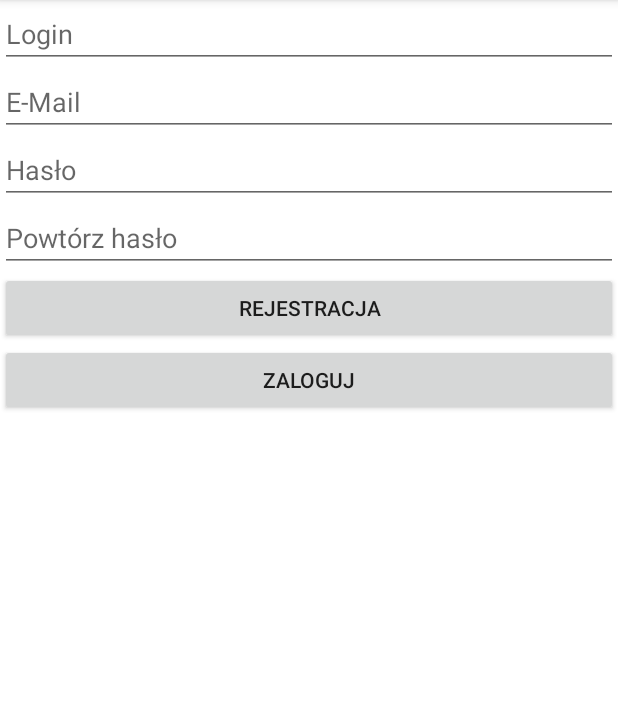
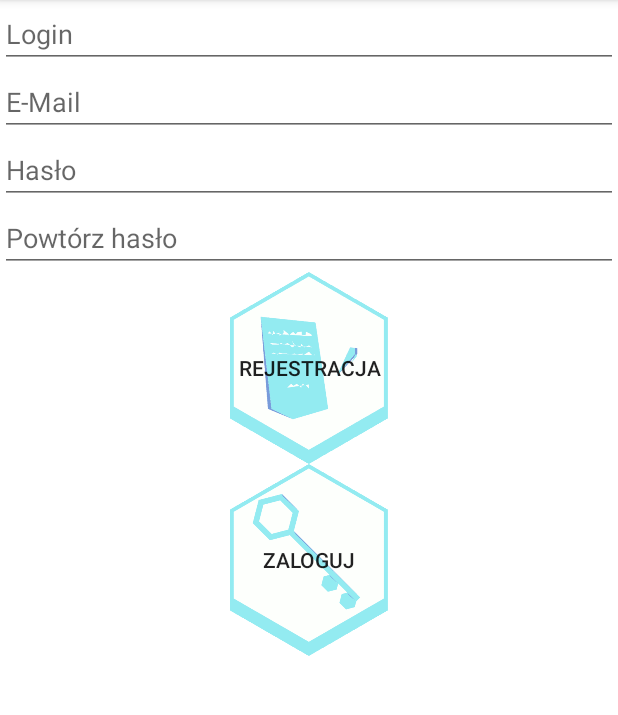
Before and after one commit to anonim1133/Zacja, an Android app: the screen it shows after launch (MainActivity), after a tap on an icon or button, on a phone screen of 412 x 824 dp, the part 84-799 px from its top. Run offline under Robolectric (Android 15) with nearby library versions, the phone set to English and light mode, and no system bars; 3 other taps on this screen came first.

Commit message:
Poprawione widoki.

```diff
--- a/app/src/main/java/me/anonim1133/zacja/modes/Training/Walking.java
+++ b/app/src/main/java/me/anonim1133/zacja/modes/Training/Walking.java
@@ -4,7 +4,6 @@ import android.app.Activity;
 import android.app.Fragment;
 import android.os.Bundle;
 import android.os.SystemClock;
-import android.util.Log;
 import android.view.LayoutInflater;
 import android.view.View;
 import android.view.ViewGroup;
--- a/app/src/main/java/me/anonim1133/zacja/utils/Score.java
+++ b/app/src/main/java/me/anonim1133/zacja/utils/Score.java
@@ -44,7 +44,7 @@ public class Score extends Fragment {
 		tv_score.setText(String.valueOf(score));
 
 		final Animation out = new AlphaAnimation(1.0f, 0.0f);
-		out.setDuration(3000);
+		out.setDuration(1000);
 		out.setAnimationListener(new Animation.AnimationListener(){
 
 			@Override
@@ -65,7 +65,7 @@ public class Score extends Fragment {
 		});
 
 		Animation in = new AlphaAnimation(0.0f, 1.0f);
-		in.setDuration(3000);
+		in.setDuration(1000);
 		in.setAnimationListener(new Animation.AnimationListener() {
 
 			@Override
--- a/app/src/main/res/layout/ctf_main.xml
+++ b/app/src/main/res/layout/ctf_main.xml
@@ -3,7 +3,8 @@
 <RelativeLayout xmlns:android="http://schemas.android.com/apk/res/android"
               android:orientation="vertical"
               android:layout_width="match_parent"
-              android:layout_height="match_parent">
+              android:layout_height="match_parent"
+                android:background="#FFFFFF">
 	<fragment xmlns:android="http://schemas.android.com/apk/res/android"
 	          xmlns:tools="http://schemas.android.com/tools"
 	          android:weightSum="1"
--- a/app/src/main/res/layout/ctf_scan.xml
+++ b/app/src/main/res/layout/ctf_scan.xml
@@ -7,7 +7,8 @@
               android:layout_height="match_parent"
               android:weightSum="1"
               android:id="@+id/scan_layout"
-              android:foregroundGravity="bottom">
+              android:foregroundGravity="bottom"
+                android:background="#FFFFFF">
 
 	<Button
 		android:layout_width="wrap_content"
--- a/app/src/main/res/layout/mode_choice.xml
+++ b/app/src/main/res/layout/mode_choice.xml
@@ -3,7 +3,8 @@
               android:orientation="vertical"
               android:layout_width="match_parent"
               android:layout_height="match_parent"
-              android:gravity="center">
+              android:gravity="center"
+              android:background="#FFFFFF">
 
 	<Button
 		android:layout_width="100dp"
--- a/app/src/main/res/layout/show_score.xml
+++ b/app/src/main/res/layout/show_score.xml
@@ -2,7 +2,8 @@
 <RelativeLayout xmlns:android="http://schemas.android.com/apk/res/android"
               android:orientation="vertical"
               android:layout_width="match_parent"
-              android:layout_height="match_parent">
+              android:layout_height="match_parent"
+	>
 
 	<LinearLayout
 		android:orientation="vertical"
--- a/app/src/main/res/layout/signin.xml
+++ b/app/src/main/res/layout/signin.xml
@@ -2,7 +2,8 @@
 <LinearLayout xmlns:android="http://schemas.android.com/apk/res/android"
               android:orientation="vertical"
               android:layout_width="match_parent"
-              android:layout_height="match_parent">
+              android:layout_height="match_parent"
+              android:background="#FFFFFF">
 
 	<EditText
 		android:layout_width="match_parent"
--- a/app/src/main/res/layout/signup.xml
+++ b/app/src/main/res/layout/signup.xml
@@ -2,7 +2,8 @@
 <LinearLayout xmlns:android="http://schemas.android.com/apk/res/android"
               android:orientation="vertical"
               android:layout_width="match_parent"
-              android:layout_height="match_parent">
+              android:layout_height="match_parent"
+              android:background="#FFFFFF">
 
 	<EditText
 		android:layout_width="match_parent"
@@ -39,16 +40,18 @@
 		android:hint="@string/repeat_password"/>
 
 	<Button
-		android:layout_width="fill_parent"
-		android:layout_height="wrap_content"
+		android:layout_width="128dp"
+		android:layout_height="128dp"
 		android:text="@string/signup"
 		android:id="@+id/btn_up_signup"
-		android:layout_gravity="center_horizontal"/>
+		android:layout_gravity="center_horizontal"
+		android:background="@drawable/signup"/>
 
 	<Button
-		android:layout_width="fill_parent"
-		android:layout_height="wrap_content"
+		android:layout_width="128dp"
+		android:layout_height="128dp"
 		android:text="@string/signin"
 		android:id="@+id/btn_up_signin"
-		android:layout_gravity="center_horizontal"/>
+		android:layout_gravity="center_horizontal"
+		android:background="@drawable/signin"/>
 </LinearLayout>
--- a/app/src/main/res/layout/training_activity_select.xml
+++ b/app/src/main/res/layout/training_activity_select.xml
@@ -6,7 +6,8 @@
               android:layout_height="match_parent"
               android:weightSum="1"
               android:gravity="center"
-              android:paddingTop="16dp">
+              android:paddingTop="16dp"
+            android:background="#FFFFFF">
 
 	<LinearLayout xmlns:android="http://schemas.android.com/apk/res/android"
 	              android:orientation="vertical"
```
Also changed, not shown: app/src/main/java/me/anonim1133/zacja/sensors/GpsHelper.java (+15 -1 lines).
